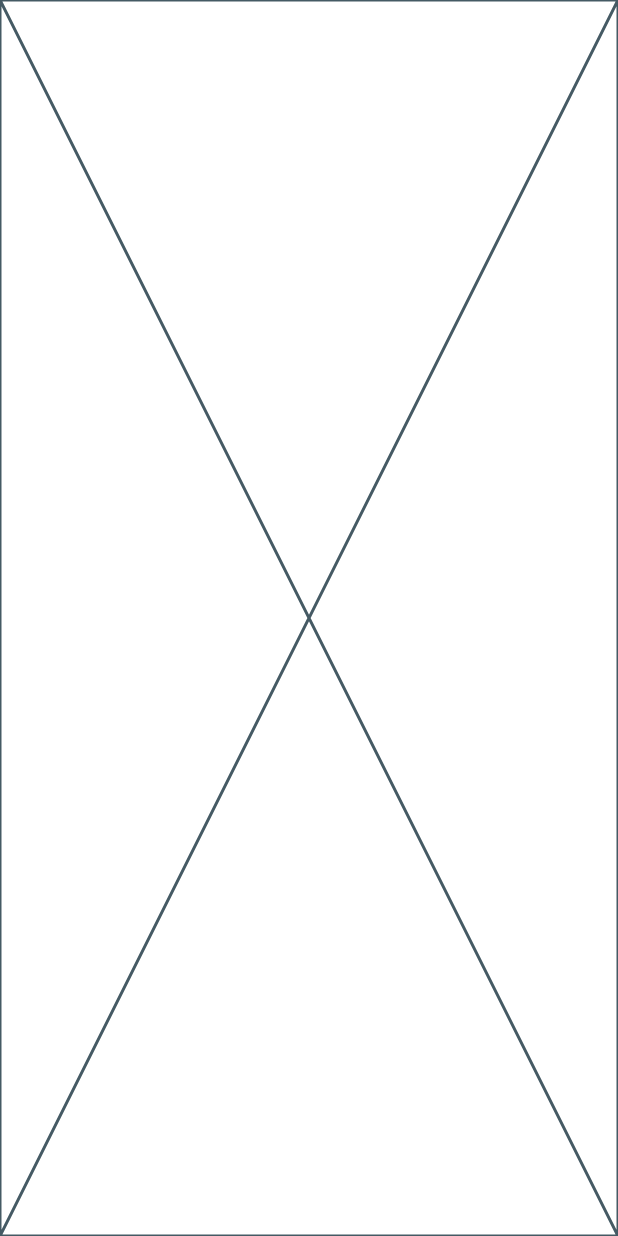
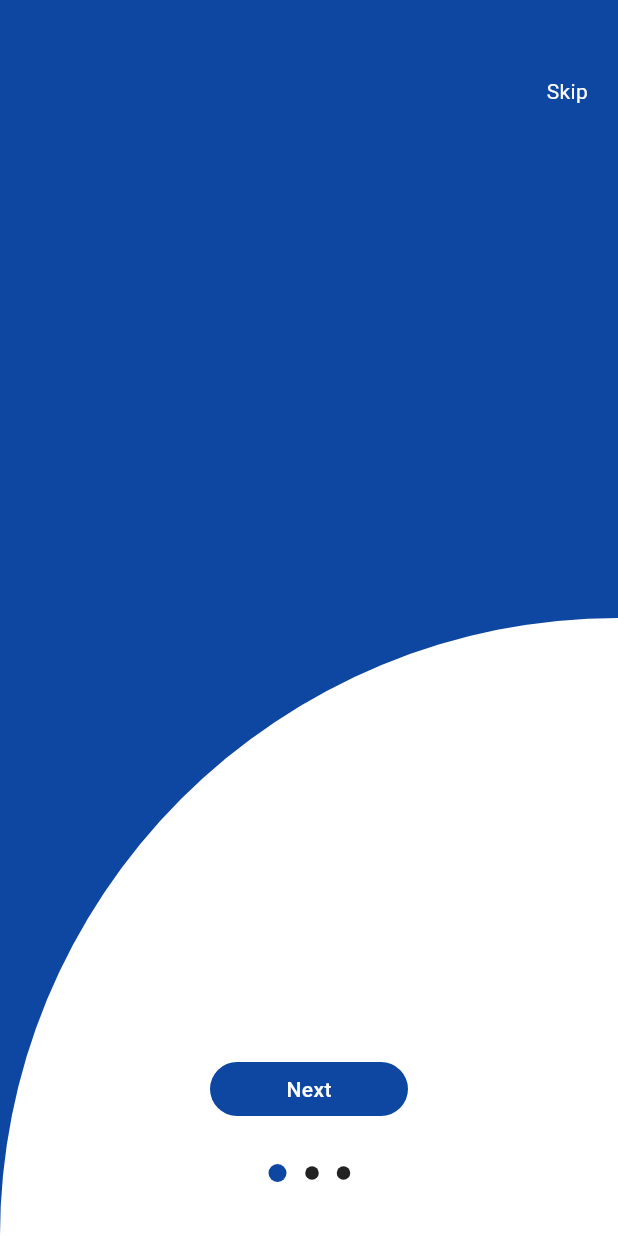
Before and after one commit to aymanaboelela/sight-mata-app-Fluttter-Ai, a Flutter app: the screen it shows after launch, on a phone screen of 412 x 824 dp. Run offline on Flutter 3.47's test engine with Material 3 defaults, Android fonts, the phone set to English and light mode, and no system bars; drawn by our look-alikes of dots_indicator; our stand-ins replace bloc, flutter_screenutil, flutter_svg, go_router, google_fonts, shared_preferences and 1 more; Roboto replaces fonts that are missing (Cairo); project files that could hold a hidden picture were left out.

Commit message:
refactor onboarding screens and add custom button widget

```diff
--- a/lib/core/constants/colors.dart
+++ b/lib/core/constants/colors.dart
@@ -1,5 +1,7 @@
 import 'package:flutter/material.dart';
 
 abstract class AppColors {
-  static const primaryBlueColor = Color.fromRGBO(19, 64, 101, 1);
+  static const primaryBlueColor = Color.fromARGB(255, 13, 71, 161);
+
+  static const white = Color(0xFFFFFFFF);
 }
--- /dev/null
+++ b/lib/core/widgets/custom_buttons.dart
@@ -0,0 +1,86 @@
+import 'package:flutter/material.dart';
+import 'package:google_fonts/google_fonts.dart';
+import 'package:sight_mate_app/core/constants/colors.dart';
+
+class CustomGeneralButton extends StatelessWidget {
+  const CustomGeneralButton(
+      {Key? key, this.text, this.onTap, this.width, this.height})
+      : super(key: key);
+  final String? text;
+  final VoidCallback? onTap;
+  final double? width, height;
+
+  @override
+  Widget build(BuildContext context) {
+    return InkWell(
+      onTap: onTap,
+      child: Container(
+        height: height,
+        width: width,
+        decoration: BoxDecoration(
+          color: AppColors.primaryBlueColor,
+          borderRadius: BorderRadius.circular(45),
+        ),
+        child: Center(
+          child: Padding(
+            padding: const EdgeInsets.all(8.0),
+            child: Text(
+              text!,
+              style: GoogleFonts.cairo(
+                fontSize: 14,
+                color: Colors.white,
+                fontWeight: FontWeight.w500,
+              ),
+              textAlign: TextAlign.left,
+            ),
+          ),
+        ),
+      ),
+    );
+  }
+}
+
+class CustomButtonWithIcon extends StatelessWidget {
+  const CustomButtonWithIcon(
+      {Key? key, required this.text, this.onTap, this.iconData, this.color})
+      : super(key: key);
+  final String text;
+  final IconData? iconData;
+  final VoidCallback? onTap;
+  final Color? color;
+  @override
+  Widget build(BuildContext context) {
+    return InkWell(
+      onTap: onTap,
+      child: Container(
+        height: 60,
+        decoration: BoxDecoration(
+            color: Colors.transparent,
+            borderRadius: BorderRadius.circular(8),
+            border: Border.all(
+              color: Colors.blue,
+            )),
+        child: Row(
+          mainAxisAlignment: MainAxisAlignment.center,
+          crossAxisAlignment: CrossAxisAlignment.center,
+          children: [
+            Icon(
+              iconData,
+              color: color,
+            ),
+            Center(
+              child: Text(
+                text,
+                style: GoogleFonts.cairo(
+                  fontWeight: FontWeight.w600,
+                  fontSize: 12,
+                  color: Colors.white,
+                ),
+              ),
+            ),
+          ],
+        ),
+      ),
+    );
+  }
+}
--- a/lib/presentation/screens/on_bording_view.dart
+++ b/lib/presentation/screens/on_bording_view.dart
@@ -1,10 +1,55 @@
+import 'package:dots_indicator/dots_indicator.dart';
 import 'package:flutter/material.dart';
+import 'package:flutter_screenutil/flutter_screenutil.dart';
+import 'package:sight_mate_app/core/constants/colors.dart';
+import 'package:sight_mate_app/presentation/widgets/on_bording_back_round.dart';
+import 'package:sight_mate_app/presentation/widgets/on_bording_dots.dart';
 
-class OnBordingView extends StatelessWidget {
+import '../../core/widgets/custom_buttons.dart';
+
+class OnBordingView extends StatefulWidget {
   const OnBordingView({super.key});
 
   @override
+  State<OnBordingView> createState() => _OnBordingViewState();
+}
+
+int index = 0;
+
+class _OnBordingViewState extends State<OnBordingView> {
+  @override
   Widget build(BuildContext context) {
-    return const Placeholder();
+    return Scaffold(
+      body: Stack(
+        children: [
+          const OnbordingBackGround(),
+          Positioned(
+              top: 50.h,
+              right: 20,
+              child: InkWell(
+                onTap: () {},
+                child: const Text(
+                  "Skip",
+                  style: TextStyle(color: AppColors.white),
+                ),
+              )),
+          Positioned(
+            bottom: 80,
+            right: 140,
+            left: 140,
+            child: CustomGeneralButton(
+              text: "Next",
+              onTap: () {
+                index++;
+                setState(() {});
+              },
+            ),
+          ),
+          OnBordingDots(
+            index: index,
+          ),
+        ],
+      ),
+    );
   }
 }
--- a/lib/presentation/screens/splash_view.dart
+++ b/lib/presentation/screens/splash_view.dart
@@ -2,9 +2,7 @@ import 'package:flutter/material.dart';
 import 'package:flutter_screenutil/flutter_screenutil.dart';
 import 'package:flutter_svg/svg.dart';
 import 'package:go_router/go_router.dart';
-import 'package:sight_mate_app/core/constants/app_assets.dart';
 import 'package:sight_mate_app/core/constants/colors.dart';
-import 'package:sight_mate_app/core/helper/cach_data.dart';
 import 'package:sight_mate_app/core/utils/router/app_router.dart';
 
 class SplashViewbody extends StatefulWidget {
--- /dev/null
+++ b/lib/presentation/widgets/on_bording_back_round.dart
@@ -0,0 +1,34 @@
+import 'package:flutter/material.dart';
+import 'package:sight_mate_app/core/constants/colors.dart';
+
+class OnbordingBackGround extends StatelessWidget {
+  const OnbordingBackGround({
+    super.key,
+  });
+
+  @override
+  Widget build(BuildContext context) {
+    return Stack(
+      children: [
+        Container(
+          width: double.infinity,
+          height: double.infinity,
+          color: AppColors.primaryBlueColor,
+        ),
+        Align(
+          alignment: Alignment.bottomRight,
+          child: Container(
+            width: double.infinity,
+            height: MediaQuery.of(context).size.height * 0.5,
+            decoration: const BoxDecoration(
+              color: Colors.white,
+              borderRadius: BorderRadius.only(
+                topLeft: Radius.circular(500),
+              ),
+            ),
+          ),
+        ),
+      ],
+    );
+  }
+}
--- /dev/null
+++ b/lib/presentation/widgets/on_bording_dots.dart
@@ -0,0 +1,30 @@
+
+import 'package:dots_indicator/dots_indicator.dart';
+import 'package:flutter/material.dart';
+
+import '../../core/constants/colors.dart';
+
+class OnBordingDots extends StatelessWidget {
+  const OnBordingDots({
+    super.key,
+    required this.index,
+  });
+  final int index;
+
+  @override
+  Widget build(BuildContext context) {
+    return Positioned(
+      bottom: 30,
+      right: 0,
+      left: 0,
+      child: DotsIndicator(
+        dotsCount: 3,
+        position: index,
+        decorator: const DotsDecorator(
+            activeSize: Size(13.0, 12.0),
+            color: Colors.black87, // Inactive color
+            activeColor: AppColors.primaryBlueColor),
+      ),
+    );
+  }
+}
--- a/pubspec.yaml
+++ b/pubspec.yaml
@@ -30,11 +30,13 @@ environment:
 dependencies:
   bloc: ^9.0.0
   cupertino_icons: ^1.0.8
+  dots_indicator: ^3.0.0
   flutter:
     sdk: flutter
   flutter_screenutil: ^5.9.3
   flutter_svg: ^2.0.17
   go_router: ^14.7.2
+  google_fonts: ^6.2.1
   shared_preferences: ^2.5.1
   vibration: ^3.1.2
 
```
Also changed, not shown: pubspec.lock, 1 other file.
